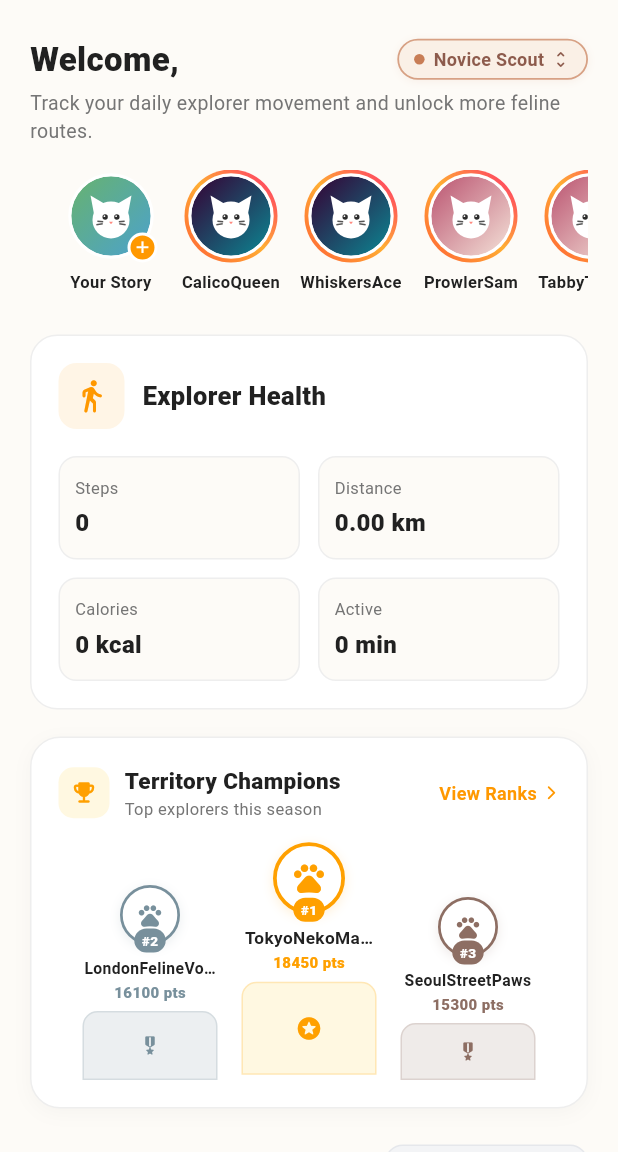
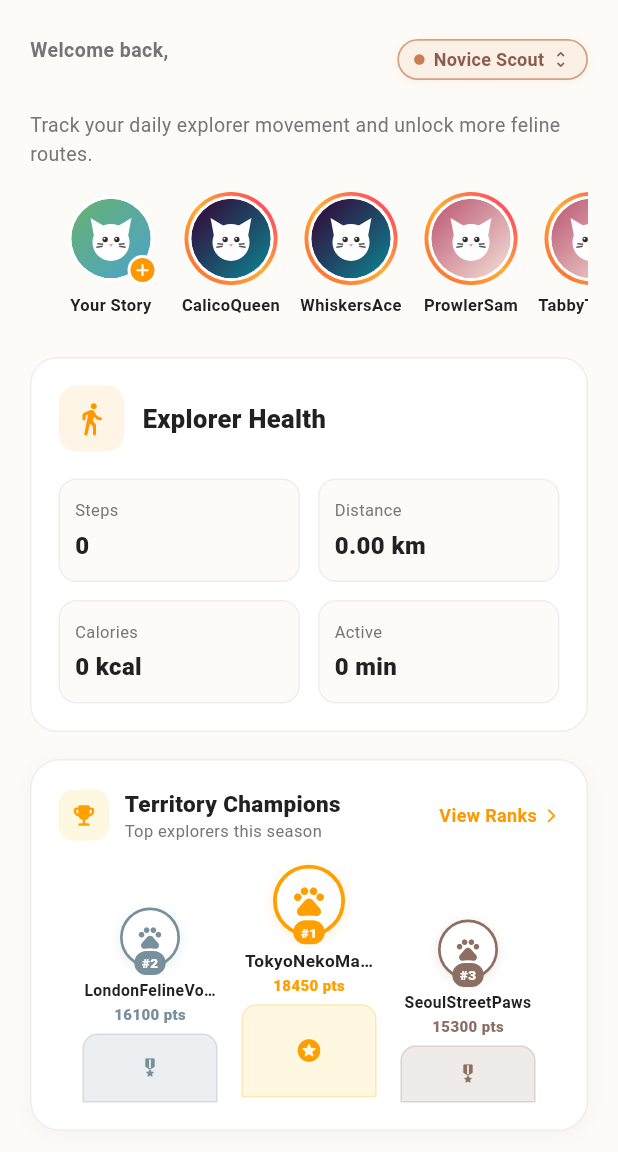
Before and after one commit to Ractopen-Academic/Poke-Iring, a Flutter app: the _HomePage screen opened directly with empty values, on a phone screen of 412 x 824 dp, the part 84-1236 px from its top. Run offline on Flutter 3.47's test engine with Material 3 defaults, Android fonts, the phone set to English and light mode, and no system bars; our stand-ins replace cached_network_image, cloud_firestore, firebase_auth, firebase_core, firebase_storage, flutter_cache_manager and 9 more; accounts and stored records are empty.

Commit message:
fix(ui): enhance mobile responsiveness, non-clipping greeting, and badge polish (#21)
Co-authored-by: ractopen <197402134+ractopen@users.noreply.github.com>

```diff
--- a/lib/core/constants/app_version.dart
+++ b/lib/core/constants/app_version.dart
@@ -4,9 +4,9 @@ class AppVersion {
   // Major remains locked at 0 during pre-release until full functional stability
   static const int major = 0;
   static const int feature = 14;
-  static const int patch = 2;
+  static const int patch = 3;
   static const String flag = 'b'; // f = feature, b = bugfix, r = refactor
-  static const int iteration = 18;
+  static const int iteration = 19;
   static const String stage = 'Pre-Alpha';
   static const String buildDate = '2026.10.31';
 
@@ -14,5 +14,5 @@ class AppVersion {
   static String get releaseTag => 'v$semanticVersion-$flag$iteration';
   static String get badgeDisplay => '$releaseTag ($stage)';
   static String get buildSubtitle =>
-      'Build $buildDate • Leaderboard Header Card & Camera Recenter Fix';
+      'Build $buildDate • Fluid Mobile Responsiveness & Polish';
 }
--- a/lib/core/widgets/responsive_web_shell.dart
+++ b/lib/core/widgets/responsive_web_shell.dart
@@ -4,8 +4,9 @@ import 'package:flutter/material.dart';
 class ResponsiveWebShell extends StatelessWidget {
   final Widget child;
   static const double mobileBreakpoint = 500.0;
-  static const double s25FeWidth = 412.0;
-  static const double s25FeHeight = 892.0;
+  static const double maxPhoneWidth = 440.0;
+  static const double minPhoneWidth = 380.0;
+  static const double standardPhoneHeight = 892.0;
 
   const ResponsiveWebShell({super.key, required this.child});
 
@@ -21,15 +22,19 @@ class ResponsiveWebShell extends StatelessWidget {
           return child;
         }
 
-        final targetHeight = constraints.maxHeight < s25FeHeight + 40
+        final targetWidth = (constraints.maxWidth * 0.92).clamp(
+          minPhoneWidth,
+          maxPhoneWidth,
+        );
+        final targetHeight = constraints.maxHeight < standardPhoneHeight + 40
             ? constraints.maxHeight * 0.96
-            : s25FeHeight;
+            : standardPhoneHeight;
 
         return Scaffold(
           backgroundColor: const Color(0xFF141416),
           body: Center(
             child: Container(
-              width: s25FeWidth,
+              width: targetWidth,
               height: targetHeight,
               decoration: BoxDecoration(
                 borderRadius: BorderRadius.circular(36),
@@ -50,7 +55,7 @@ class ResponsiveWebShell extends StatelessWidget {
                     Positioned.fill(
                       child: MediaQuery(
                         data: MediaQuery.of(context)
-                            .copyWith(size: Size(s25FeWidth, targetHeight)),
+                            .copyWith(size: Size(targetWidth, targetHeight)),
                         child: child,
                       ),
                     ),
--- a/lib/features/auth/data/datasources/firebase_auth_datasource.dart
+++ b/lib/features/auth/data/datasources/firebase_auth_datasource.dart
@@ -98,7 +98,8 @@ class FirebaseAuthDatasource {
   AuthUser? _mapFirebaseUser(User? user) {
     if (user == null) return null;
     final email = (user.email ?? '').toLowerCase();
-    final isPreVerifiedTestUser = email == 'test.explorer@pokeiring.app' ||
+    final isPreVerifiedTestUser =
+        email == 'test.explorer@pokeiring.app' ||
         email.endsWith('@pokeiring.app') ||
         email.startsWith('test.');
     return AuthUser(
--- a/lib/features/home/presentation/pages/main_navigation_shell.dart
+++ b/lib/features/home/presentation/pages/main_navigation_shell.dart
@@ -279,19 +279,34 @@ class _HomePageState extends State<_HomePage> {
                     crossAxisAlignment: CrossAxisAlignment.start,
                     children: [
                       Row(
-                        mainAxisAlignment: MainAxisAlignment.spaceBetween,
-                        crossAxisAlignment: CrossAxisAlignment.center,
+                        crossAxisAlignment: CrossAxisAlignment.start,
                         children: [
                           Expanded(
-                            child: Text(
-                              'Welcome, $name',
-                              maxLines: 1,
+                            child: Column(
+                              crossAxisAlignment: CrossAxisAlignment.start,
+                              children: [
+                                const Text(
+                                  'Welcome back,',
+                                  style: TextStyle(
+                                    fontSize: 13,
+                                    fontWeight: FontWeight.w600,
+                                    color: AppColors.textSecondary,
+                                    letterSpacing: 0.3,
+                                  ),
+                                ),
+                                const SizedBox(height: 2),
+                                Text(
+                                  name,
+                                  maxLines: 2,
                                   overflow: TextOverflow.ellipsis,
                                   style: const TextStyle(
                                     fontSize: 22,
                                     fontWeight: FontWeight.w800,
                                     color: AppColors.textPrimary,
+                                    height: 1.15,
                                   ),
+                                ),
+                              ],
                             ),
                           ),
                           const SizedBox(width: 8),
@@ -305,13 +320,16 @@ class _HomePageState extends State<_HomePage> {
                             builder: (context, snapshot) {
                               final title = snapshot.data;
                               if (title == null) return const SizedBox.shrink();
-                              return EquippedTitleBadge(
+                              return Padding(
+                                padding: const EdgeInsets.only(top: 2),
+                                child: EquippedTitleBadge(
                                   title: title,
                                   onTap: () => TitleSelectionSheet.show(
                                     context,
                                     userId: widget.user.id.isNotEmpty
                                         ? widget.user.id
                                         : widget.user.email,
+                                  ),
                                 ),
                               );
                             },
--- a/lib/features/map/presentation/pages/live_map_page.dart
+++ b/lib/features/map/presentation/pages/live_map_page.dart
@@ -195,7 +195,8 @@ class _LiveMapPageState extends State<LiveMapPage>
         : widget.initialCenter;
 
     final now = DateTime.now();
-    final isConsecutiveTap = _lastRecenterTapTime != null &&
+    final isConsecutiveTap =
+        _lastRecenterTapTime != null &&
         now.difference(_lastRecenterTapTime!).inMilliseconds <= 3000;
 
     final distanceMeters = const Distance().distance(startCenter, targetCenter);
--- a/pubspec.yaml
+++ b/pubspec.yaml
@@ -2,7 +2,7 @@ name: pokeiring
 description: "A gamified cat discovery and exploration app combining on-device AI classification with GPS mapping."
 publish_to: 'none'
 
-version: 0.14.2+18
+version: 0.14.3+19
 
 environment:
   sdk: ^3.13.7
```
Also changed, not shown: lib/features/leaderboard/presentation/widgets/leaderboard_tile.dart (+23 -9 lines), lib/features/permissions/presentation/pages/permission_gate.dart (+16 -6 lines). Lines whose indentation alone changed are shown as unchanged.
